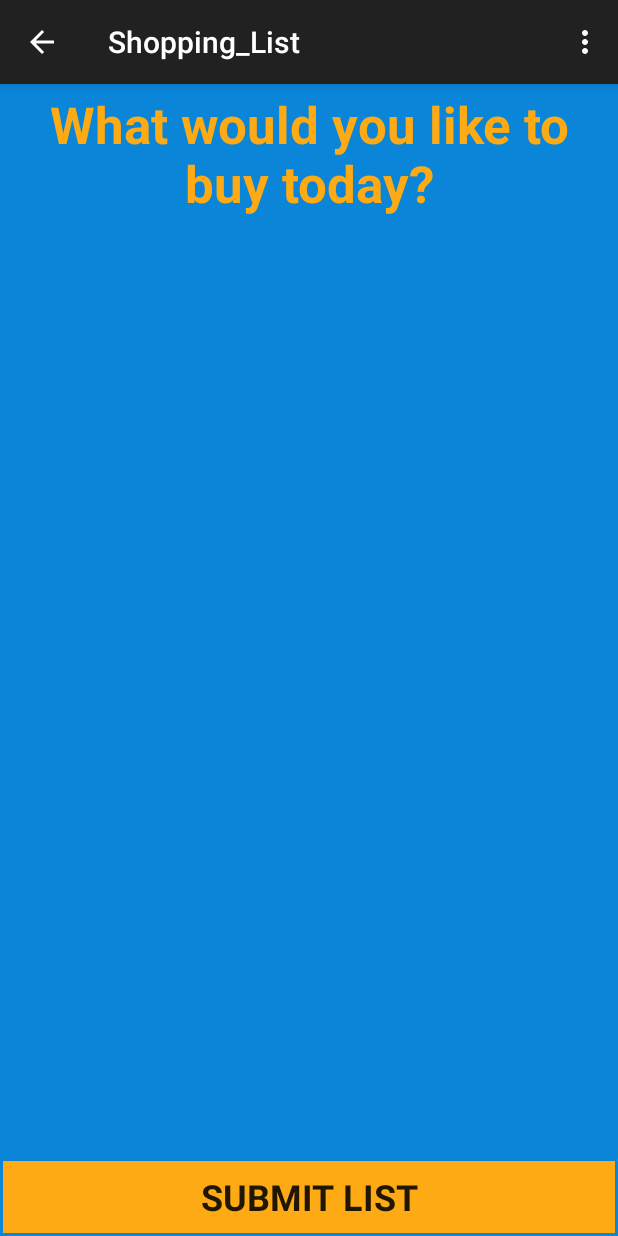
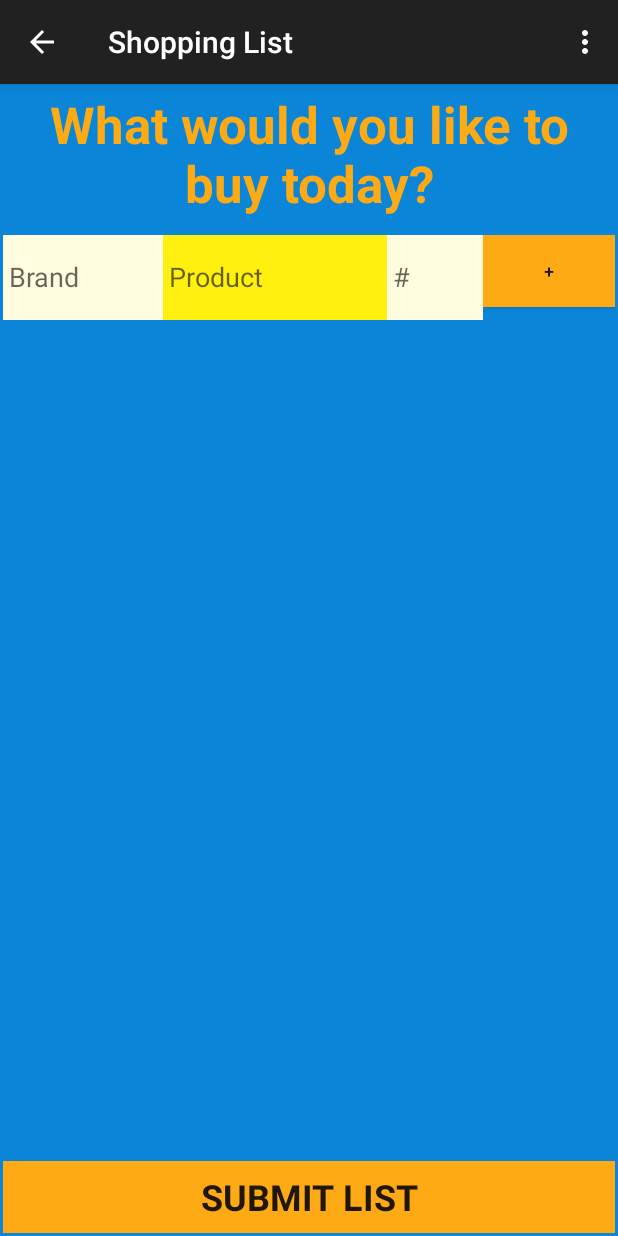
Before and after one commit to shamor/BarGrocery, an Android app: the ShoppingList screen opened directly, with no data from a screen before it, on a phone screen of 412 x 824 dp. Run offline under Robolectric (Android 15) with nearby library versions, the phone set to English and light mode, and no system bars.

Commit message:
Working on getting the shopping list input
Trying to create a means of adding shopping lists dynamically.

```diff
--- a/BarGrocery/app/src/main/java/com/project/sam/bargrocery/MainActivity.java
+++ b/BarGrocery/app/src/main/java/com/project/sam/bargrocery/MainActivity.java
@@ -23,8 +23,6 @@ public class MainActivity extends Activity {
         shopButton.setOnClickListener(new View.OnClickListener() {
 
             public void onClick(View v){
-                // Do something in response to button click
-               // setContentView(R.layout.activity_shopping_list);
                 Intent intent = new Intent(getApplicationContext(), ShoppingList.class);
                 startActivity(intent);
             }
@@ -33,7 +31,6 @@ public class MainActivity extends Activity {
         reportButton.setOnClickListener(new View.OnClickListener() {
 
             public void onClick(View v){
-                // Do something in response to button click
                 Toast.makeText(MainActivity.this, "Not implemted.", Toast.LENGTH_SHORT).show();
             }
         });
--- a/BarGrocery/app/src/main/java/com/project/sam/bargrocery/ShoppingList.java
+++ b/BarGrocery/app/src/main/java/com/project/sam/bargrocery/ShoppingList.java
@@ -1,36 +1,133 @@
 package com.project.sam.bargrocery;
 
 import android.content.Intent;
+import android.database.DataSetObserver;
+import android.graphics.Color;
 import android.support.v7.app.ActionBarActivity;
 import android.os.Bundle;
+import android.view.LayoutInflater;
 import android.view.Menu;
 import android.view.MenuItem;
 import android.view.View;
+import android.view.ViewGroup;
+import android.widget.AbsListView;
 import android.widget.Button;
-
+import android.widget.EditText;
+import android.widget.LinearLayout;
+import android.widget.ListAdapter;
+import android.widget.ListView;
+import android.widget.RelativeLayout;
+import android.widget.ScrollView;
+import android.widget.TableLayout;
+import android.widget.TableRow;
+import java.util.ArrayList;
+import java.util.List;
 
 
 public class ShoppingList extends ActionBarActivity {
+List<EditText> editTexts = new ArrayList<EditText>();
 
     @Override
     protected void onCreate(Bundle savedInstanceState) {
         super.onCreate(savedInstanceState);
         setContentView(R.layout.activity_shopping_list);
 
+        //View Variables
+        //ScrollView sv = (ScrollView) findViewById(R.id.scrollView);
+
         Button submitButton = (Button) findViewById(R.id.submitBtn);
 
+        //Submit the shopping list button
         submitButton.setOnClickListener(new View.OnClickListener() {
 
             public void onClick(View v){
-                // Do something in response to button click
                 Intent intent = new Intent(getApplicationContext(), Results.class);
                 startActivity(intent);
             }
         });
 
+        addRow(1);
 
-    }
 
+    }//onCreate()
+
+    public void addRow(int id) {
+
+        RelativeLayout rl = (RelativeLayout)findViewById(R.id.relativeLayout);
+        RelativeLayout.LayoutParams newParams = new RelativeLayout.LayoutParams(
+                RelativeLayout.LayoutParams.WRAP_CONTENT,
+                RelativeLayout.LayoutParams.WRAP_CONTENT);
+        EditText brand = new EditText(this);
+        brand.setHint("Brand");
+        brand.setEms(5);
+        brand.setHeight(85);
+        brand.setBackgroundColor(Color.parseColor("#fffffce0"));
+       /**/ if(id!=1) {
+            newParams.addRule(RelativeLayout.BELOW, id-4);
+        }
+        brand.setLayoutParams(newParams);
+        brand.setId(id);
+        rl.addView(brand);
+
+        RelativeLayout.LayoutParams newParams0 = new RelativeLayout.LayoutParams(
+                RelativeLayout.LayoutParams.WRAP_CONTENT,
+                RelativeLayout.LayoutParams.WRAP_CONTENT);
+        EditText product = new EditText(this);
+        product.setHint("Product");
+        product.setEms(7);
+        product.setHeight(85);
+        product.setBackgroundColor(Color.parseColor("#fffff00f"));
+        newParams0.addRule(RelativeLayout.RIGHT_OF,id);
+       /* */if(id!=1) {
+            newParams0.addRule(RelativeLayout.BELOW, id-3);
+        }
+        product.setLayoutParams(newParams0);
+        product.setId(id+1);//editor error, can be ignored
+        rl.addView(product);
+
+
+        RelativeLayout.LayoutParams newParams1 = new RelativeLayout.LayoutParams(
+                RelativeLayout.LayoutParams.WRAP_CONTENT,
+                RelativeLayout.LayoutParams.WRAP_CONTENT);
+        EditText quant = new EditText(this);
+        quant.setHint("#");
+        quant.setEms(3);
+        quant.setHeight(85);
+        quant.setBackgroundColor(Color.parseColor("#fffffce0"));
+        newParams1.addRule(RelativeLayout.RIGHT_OF,id+1);
+       /**/ if(id!=1) {
+            newParams1.addRule(RelativeLayout.BELOW, id-2);
+        }
+        quant.setLayoutParams(newParams1);
+        quant.setId(id+2);//editor error, can be ignored
+        rl.addView(quant);
+
+        RelativeLayout.LayoutParams newParams2 = new RelativeLayout.LayoutParams(
+                RelativeLayout.LayoutParams.WRAP_CONTENT,
+                RelativeLayout.LayoutParams.WRAP_CONTENT);
+
+        Button addButton = new Button(this);
+        addButton.setText("+");
+        addButton.setTextSize(12);
+        //addButton.setMaxHeight(50);
+       // addButton.setMaxWidth(50);
+        addButton.setBackgroundColor(Color.parseColor("#fffdaa15"));
+        newParams2.addRule(RelativeLayout.RIGHT_OF,id+2);
+       /**/ if(id!=1) {
+            newParams2.addRule(RelativeLayout.BELOW, id-1);
+        }
+        addButton.setLayoutParams(newParams2);
+        addButton.setId(id+3);
+        rl.addView(addButton);
+
+        final int id2 = id;
+        addButton.setOnClickListener(new View.OnClickListener() {
+
+            public void onClick(View v){
+                    addRow(id2+4);
+            }
+        });
+    }//addRow(int id)
 
     @Override
     public boolean onCreateOptionsMenu(Menu menu) {
--- a/BarGrocery/app/src/main/res/layout/activity_shopping_list.xml
+++ b/BarGrocery/app/src/main/res/layout/activity_shopping_list.xml
@@ -1,3 +1,4 @@
+<?xml version="1.0" encoding="utf-8"?>
 <RelativeLayout xmlns:android="http://schemas.android.com/apk/res/android"
     xmlns:tools="http://schemas.android.com/tools"
     android:orientation="vertical"
@@ -31,7 +32,7 @@
         android:typeface="sans"
         android:padding="@dimen/full_activity"
         android:gravity="center"
-    />
+        android:layout_marginBottom="10dp" />
 
     <Button
         android:layout_width="wrap_content"
@@ -50,4 +51,16 @@
         android:textStyle="bold"
         android:typeface="sans" />
 
+    <RelativeLayout
+        android:layout_width="fill_parent"
+        android:layout_height="fill_parent"
+        android:layout_below="@+id/shoplistText"
+        android:layout_alignParentLeft="true"
+        android:layout_alignParentStart="true"
+        android:layout_above="@+id/submitBtn"
+        android:id="@+id/relativeLayout">
+
+    </RelativeLayout>
+
+
 </RelativeLayout>
--- a/BarGrocery/app/src/main/res/values/strings.xml
+++ b/BarGrocery/app/src/main/res/values/strings.xml
@@ -3,9 +3,13 @@
 
     <string name="app_name">BarGrocery</string>
     <string name="action_settings">Settings</string>
-    <string name="title_activity_shopping_list">Shopping_List</string>
+    <string name="title_activity_shopping_list">Shopping List</string>
     <string name="activity_shopping_list_promt">What would you like to buy today?</string>
     <string name="title_activity_results">Results</string>
     <string name="welcome">Welcome to BarGrocery</string>
+    <string name="brand">Brand</string>
+    <string name="product">Product</string>
+    <string name="num">#</string>
+    <string name="add">+</string>
 
 </resources>
```
Also changed, not shown: BarGrocery/app/src/main/res/layout/custom_list_activity.xml (added, +75 -0 lines).
